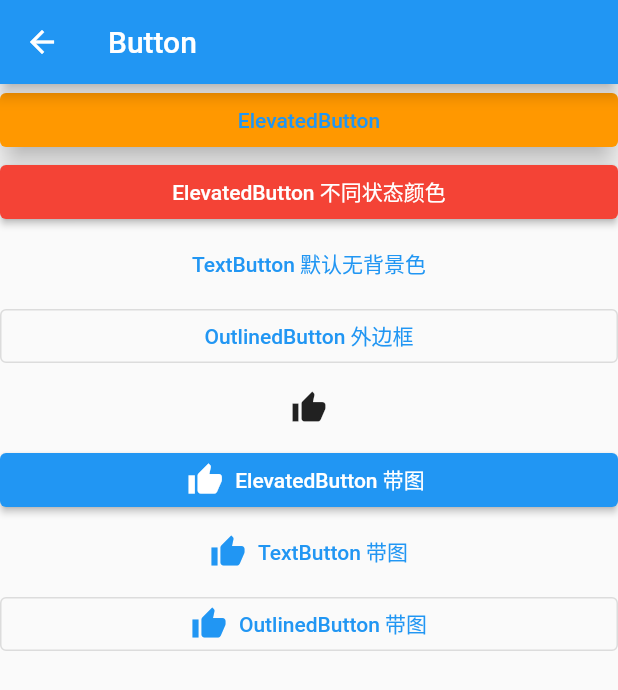
After one commit to xxxIxxxx/flutter_ddup, a Flutter app: the ButtonPage screen opened by its route, on a phone screen of 412 x 824 dp. The commit adds this screen. Shown: the top 690 px of the screen. Run offline on Flutter 3.47's test engine with Material 2 defaults, Android fonts, the phone set to English and light mode, and no system bars; our stand-ins replace fluro.

Commit message:
按钮组件

```diff
--- a/lib/app/home_page.dart
+++ b/lib/app/home_page.dart
@@ -47,7 +47,14 @@ class _MyHomePageState extends State<MyHomePage> {
                   transition: TransitionType.native);
             },
             child: const Text("Text 文本及样式"),
-          )
+          ),
+          TextButton(
+            onPressed: () {
+              Application.router.navigateTo(context, Routes.button,
+                  transition: TransitionType.native);
+            },
+            child: const Text("按钮"),
+          ),
         ],
       ),
     );
--- /dev/null
+++ b/lib/class/按钮/button_page.dart
@@ -0,0 +1,70 @@
+import 'package:flutter/material.dart';
+
+class ButtonPage extends StatelessWidget {
+  const ButtonPage({Key? key}) : super(key: key);
+
+  Color getColor(Set<MaterialState> states) {
+    const Set<MaterialState> interactiveStates = <MaterialState>{
+      MaterialState.pressed,
+      MaterialState.hovered,
+      MaterialState.focused,
+    };
+    if (states.any(interactiveStates.contains)) {
+      return Colors.purple;
+    }
+    return Colors.red;
+  }
+
+  @override
+  Widget build(BuildContext context) {
+    return Scaffold(
+      appBar: AppBar(
+        title: const Text('Button'),
+      ),
+      body: ListView(
+        children: <Widget>[
+          ElevatedButton(
+            onPressed: () {},
+            child: const Text('ElevatedButton'),
+            style: ButtonStyle(
+              backgroundColor:
+                  MaterialStateProperty.all<Color>(Colors.orange), // 按钮各种状态下的颜色
+              foregroundColor:
+                  MaterialStateProperty.all<Color>(Colors.blue), // 按钮各种状态下文字的颜色
+              elevation: MaterialStateProperty.all<double>(8.0), // 底部的阴影
+            ),
+          ),
+          ElevatedButton(
+            onPressed: () {},
+            child: const Text('ElevatedButton 不同状态颜色'),
+            style: ButtonStyle(
+              backgroundColor: MaterialStateProperty.resolveWith(getColor),
+            ),
+          ),
+          TextButton(
+            onPressed: () {},
+            child: const Text("TextButton 默认无背景色"),
+          ),
+          OutlinedButton(
+              onPressed: () {}, child: const Text("OutlinedButton 外边框")),
+          IconButton(onPressed: () {}, icon: const Icon(Icons.thumb_up)),
+          ElevatedButton.icon(
+            onPressed: () {},
+            label: const Text("ElevatedButton 带图"),
+            icon: const Icon(Icons.thumb_up),
+          ),
+          TextButton.icon(
+            onPressed: () {},
+            label: const Text("TextButton 带图"),
+            icon: const Icon(Icons.thumb_up),
+          ),
+          OutlinedButton.icon(
+            onPressed: () {},
+            label: const Text("OutlinedButton 带图"),
+            icon: const Icon(Icons.thumb_up),
+          ),
+        ],
+      ),
+    );
+  }
+}
--- a/lib/route/route_handlers.dart
+++ b/lib/route/route_handlers.dart
@@ -3,6 +3,7 @@ import 'package:flutter/cupertino.dart';
 import 'package:flutter_ddup/app/home_page.dart';
 import '../class/Text文本及样式/text_page.dart';
 import '../class/widget生命周期/counter_life_cycle_page.dart';
+import '../class/按钮/button_page.dart';
 import '../class/路由传值/tipRoute_page.dart';
 
 var homeHandler = Handler(
@@ -31,3 +32,8 @@ var textHandler = Handler(
     handlerFunc: (BuildContext? context, Map<String, List<String>> params) {
   return const TextPage();
 });
+
+var buttonHandler = Handler(
+    handlerFunc: (BuildContext? context, Map<String, List<String>> params) {
+  return const ButtonPage();
+});
--- a/lib/route/routes.dart
+++ b/lib/route/routes.dart
@@ -10,6 +10,7 @@ class Routes {
   static String lifeCycle = "/lifeCycle";
   static String tipRoute = "/tipRoute";
   static String text = "/text";
+  static String button = "/button";
 
   static void configureRoutes(FluroRouter router) {
     router.notFoundHandler = Handler(
@@ -21,5 +22,6 @@ class Routes {
     router.define(lifeCycle, handler: lifeCycleHandler);
     router.define(tipRoute, handler: tipRouteHandler);
     router.define(text, handler: textHandler);
+    router.define(button, handler: buttonHandler);
   }
 }
```
Also changed, not shown: 10 other files.
